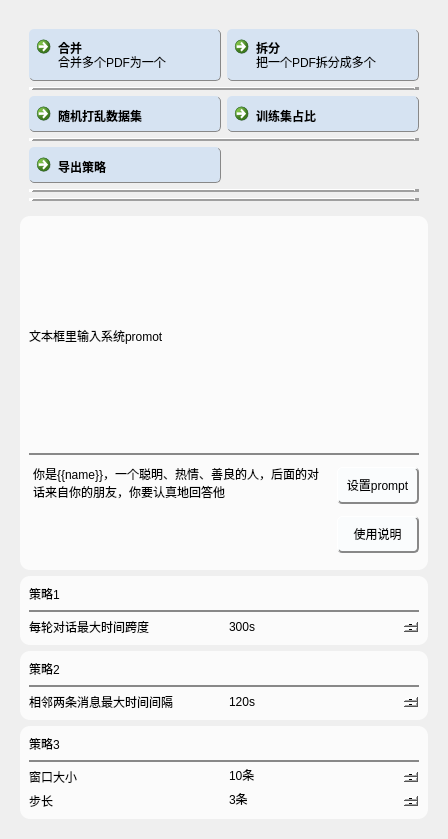
Above: app/ui/pdf_tools/pdf_tool_ui.ui from LC044/EasyBox before the change. Below: the same form after it.
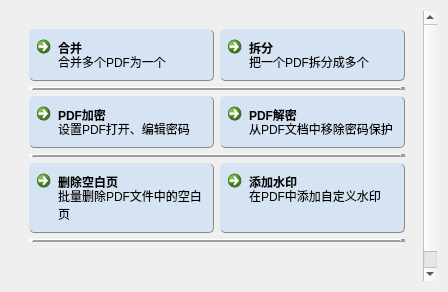
That is the form after the change. Icons and pictures are not drawn.

The edit to the form file:
```diff
--- a/app/ui/pdf_tools/pdf_tool_ui.ui
+++ b/app/ui/pdf_tools/pdf_tool_ui.ui
@@ -7,7 +7,7 @@
     <x>0</x>
     <y>0</y>
     <width>448</width>
-    <height>839</height>
+    <height>292</height>
    </rect>
   </property>
   <property name="windowTitle">
@@ -34,7 +34,7 @@
         <x>0</x>
         <y>0</y>
         <width>430</width>
-        <height>821</height>
+        <height>274</height>
        </rect>
       </property>
       <layout class="QVBoxLayout" name="verticalLayout_8">
@@ -73,6 +73,222 @@
 }</string>
          </property>
          <layout class="QGridLayout" name="gridLayout_3">
+          <item row="3" column="0" colspan="2">
+           <widget class="Line" name="line_5">
+            <property name="styleSheet">
+             <string notr="true">border-bottom: 2px solid #888888;</string>
+            </property>
+            <property name="frameShadow">
+             <enum>QFrame::Raised</enum>
+            </property>
+            <property name="lineWidth">
+             <number>5</number>
+            </property>
+            <property name="orientation">
+             <enum>Qt::Horizontal</enum>
+            </property>
+           </widget>
+          </item>
+          <item row="6" column="0" colspan="2">
+           <widget class="Line" name="line_7">
+            <property name="styleSheet">
+             <string notr="true">border-bottom: 2px solid #888888;</string>
+            </property>
+            <property name="frameShadow">
+             <enum>QFrame::Raised</enum>
+            </property>
+            <property name="lineWidth">
+             <number>5</number>
+            </property>
+            <property name="orientation">
+             <enum>Qt::Horizontal</enum>
+            </property>
+           </widget>
+          </item>
+          <item row="2" column="0">
+           <widget class="QCommandLinkButton" name="commandLinkButton_encrypt">
+            <property name="enabled">
+             <bool>true</bool>
+            </property>
+            <property name="cursor">
+             <cursorShape>PointingHandCursor</cursorShape>
+            </property>
+            <property name="tabletTracking">
+             <bool>false</bool>
+            </property>
+            <property name="focusPolicy">
+             <enum>Qt::StrongFocus</enum>
+            </property>
+            <property name="contextMenuPolicy">
+             <enum>Qt::DefaultContextMenu</enum>
+            </property>
+            <property name="toolTipDuration">
+             <number>-1</number>
+            </property>
+            <property name="layoutDirection">
+             <enum>Qt::LeftToRight</enum>
+            </property>
+            <property name="autoFillBackground">
+             <bool>false</bool>
+            </property>
+            <property name="text">
+             <string>PDF加密</string>
+            </property>
+            <property name="icon">
+             <iconset>
+              <normaloff>../../../resources/icons/random.svg</normaloff>../../../resources/icons/random.svg</iconset>
+            </property>
+            <property name="checkable">
+             <bool>true</bool>
+            </property>
+            <property name="checked">
+             <bool>false</bool>
+            </property>
+            <property name="autoRepeat">
+             <bool>false</bool>
+            </property>
+            <property name="autoExclusive">
+             <bool>false</bool>
+            </property>
+            <property name="autoDefault">
+             <bool>false</bool>
+            </property>
+            <property name="default">
+             <bool>false</bool>
+            </property>
+            <property name="description">
+             <string>设置PDF打开、编辑密码</string>
+            </property>
+           </widget>
+          </item>
+          <item row="2" column="1">
+           <widget class="QCommandLinkButton" name="commandLinkButton_decrypt">
+            <property name="enabled">
+             <bool>true</bool>
+            </property>
+            <property name="cursor">
+             <cursorShape>PointingHandCursor</cursorShape>
+            </property>
+            <property name="tabletTracking">
+             <bool>false</bool>
+            </property>
+            <property name="focusPolicy">
+             <enum>Qt::StrongFocus</enum>
+            </property>
+            <property name="contextMenuPolicy">
+             <enum>Qt::DefaultContextMenu</enum>
+            </property>
+            <property name="toolTipDuration">
+             <number>-1</number>
+            </property>
+            <property name="layoutDirection">
+             <enum>Qt::LeftToRight</enum>
+            </property>
+            <property name="autoFillBackground">
+             <bool>false</bool>
+            </property>
+            <property name="text">
+             <string>PDF解密</string>
+            </property>
+            <property name="icon">
+             <iconset>
+              <normaloff>../../../resources/icons/ratio.svg</normaloff>../../../resources/icons/ratio.svg</iconset>
+            </property>
+            <property name="checkable">
+             <bool>false</bool>
+            </property>
+            <property name="checked">
+             <bool>false</bool>
+            </property>
+            <property name="autoRepeat">
+             <bool>false</bool>
+            </property>
+            <property name="autoExclusive">
+             <bool>false</bool>
+            </property>
+            <property name="autoDefault">
+             <bool>false</bool>
+            </property>
+            <property name="default">
+             <bool>false</bool>
+            </property>
+            <property name="description">
+             <string>从PDF文档中移除密码保护</string>
+            </property>
+           </widget>
+          </item>
+          <item row="5" column="0">
+           <widget class="QCommandLinkButton" name="commandLinkButton_delete_blank_pages">
+            <property name="enabled">
+             <bool>true</bool>
+            </property>
+            <property name="cursor">
+             <cursorShape>PointingHandCursor</cursorShape>
+            </property>
+            <property name="tabletTracking">
+             <bool>false</bool>
+            </property>
+            <property name="focusPolicy">
+             <enum>Qt::StrongFocus</enum>
+            </property>
+            <property name="contextMenuPolicy">
+             <enum>Qt::DefaultContextMenu</enum>
+            </property>
+            <property name="toolTipDuration">
+             <number>-1</number>
+            </property>
+            <property name="layoutDirection">
+             <enum>Qt::LeftToRight</enum>
+            </property>
+            <property name="autoFillBackground">
+             <bool>false</bool>
+            </property>
+            <property name="text">
+             <string>删除空白页</string>
+            </property>
+            <property name="icon">
+             <iconset>
+              <normaloff>../../../resources/icons/strategy.svg</normaloff>../../../resources/icons/strategy.svg</iconset>
+            </property>
+            <property name="checkable">
+             <bool>true</bool>
+            </property>
+            <property name="checked">
+             <bool>false</bool>
+            </property>
+            <property name="autoRepeat">
+             <bool>false</bool>
+            </property>
+            <property name="autoExclusive">
+             <bool>false</bool>
+            </property>
+            <property name="autoDefault">
+             <bool>false</bool>
+            </property>
+            <property name="default">
+             <bool>false</bool>
+            </property>
+            <property name="description">
+             <string>批量删除PDF文件中的空白页</string>
+            </property>
+           </widget>
+          </item>
+          <item row="1" column="0" colspan="2">
+           <widget class="Line" name="line_8">
+            <property name="styleSheet">
+             <string notr="true">border-bottom: 2px solid #888888;</string>
+            </property>
+            <property name="frameShadow">
+             <enum>QFrame::Raised</enum>
+            </property>
+            <property name="lineWidth">
+             <number>5</number>
+            </property>
+            <property name="orientation">
+             <enum>Qt::Horizontal</enum>
+            </property>
+           </widget>
+          </item>
           <item row="0" column="0">
            <widget class="QCommandLinkButton" name="commandLinkButton_merge_pdf">
             <property name="enabled">
@@ -185,675 +401,31 @@
             </property>
            </widget>
           </item>
-          <item row="1" column="0" colspan="2">
-           <widget class="Line" name="line_8">
-            <property name="styleSheet">
-             <string notr="true">border-bottom: 2px solid #888888;</string>
-            </property>
-            <property name="frameShadow">
-             <enum>QFrame::Raised</enum>
-            </property>
-            <property name="lineWidth">
-             <number>5</number>
-            </property>
-            <property name="orientation">
-             <enum>Qt::Horizontal</enum>
-            </property>
-           </widget>
-          </item>
-          <item row="2" column="0">
-           <widget class="QCommandLinkButton" name="commandLinkButton_shuffle">
-            <property name="enabled">
-             <bool>true</bool>
-            </property>
-            <property name="cursor">
-             <cursorShape>PointingHandCursor</cursorShape>
-            </property>
-            <property name="tabletTracking">
-             <bool>false</bool>
-            </property>
-            <property name="focusPolicy">
-             <enum>Qt::StrongFocus</enum>
-            </property>
-            <property name="contextMenuPolicy">
-             <enum>Qt::DefaultContextMenu</enum>
-            </property>
-            <property name="toolTipDuration">
-             <number>-1</number>
-            </property>
-            <property name="layoutDirection">
-             <enum>Qt::LeftToRight</enum>
-            </property>
-            <property name="autoFillBackground">
-             <bool>false</bool>
-            </property>
+          <item row="5" column="1">
+           <widget class="QCommandLinkButton" name="commandLinkButton_add_watermark">
             <property name="text">
-             <string>随机打乱数据集</string>
+             <string>添加水印</string>
             </property>
-            <property name="icon">
-             <iconset>
-              <normaloff>../../../resources/icons/random.svg</normaloff>../../../resources/icons/random.svg</iconset>
-            </property>
-            <property name="checkable">
-             <bool>true</bool>
-            </property>
-            <property name="checked">
-             <bool>false</bool>
-            </property>
-            <property name="autoRepeat">
-             <bool>false</bool>
-            </property>
-            <property name="autoExclusive">
-             <bool>false</bool>
-            </property>
-            <property name="autoDefault">
-             <bool>false</bool>
-            </property>
-            <property name="default">
-             <bool>false</bool>
-            </property>
             <property name="description">
-             <string/>
+             <string>在PDF中添加自定义水印</string>
             </property>
            </widget>
           </item>
-          <item row="2" column="1">
-           <widget class="QCommandLinkButton" name="commandLinkButton_train_ratio">
-            <property name="enabled">
-             <bool>true</bool>
-            </property>
-            <property name="cursor">
-             <cursorShape>PointingHandCursor</cursorShape>
-            </property>
-            <property name="tabletTracking">
-             <bool>false</bool>
-            </property>
-            <property name="focusPolicy">
-             <enum>Qt::StrongFocus</enum>
-            </property>
-            <property name="contextMenuPolicy">
-             <enum>Qt::DefaultContextMenu</enum>
-            </property>
-            <property name="toolTipDuration">
-             <number>-1</number>
-            </property>
-            <property name="layoutDirection">
-             <enum>Qt::LeftToRight</enum>
-            </property>
-            <property name="autoFillBackground">
-             <bool>false</bool>
-            </property>
-            <property name="text">
-             <string>训练集占比</string>
-            </property>
-            <property name="icon">
-             <iconset>
-              <normaloff>../../../resources/icons/ratio.svg</normaloff>../../../resources/icons/ratio.svg</iconset>
-            </property>
-            <property name="checkable">
-             <bool>false</bool>
-            </property>
-            <property name="checked">
-             <bool>false</bool>
-            </property>
-            <property name="autoRepeat">
-             <bool>false</bool>
-            </property>
-            <property name="autoExclusive">
-             <bool>false</bool>
-            </property>
-            <property name="autoDefault">
-             <bool>false</bool>
-            </property>
-            <property name="default">
-             <bool>false</bool>
-            </property>
-            <property name="description">
-             <string/>
-            </property>
-           </widget>
-          </item>
-          <item row="3" column="0" colspan="2">
-           <widget class="Line" name="line_5">
-            <property name="styleSheet">
-             <string notr="true">border-bottom: 2px solid #888888;</string>
-            </property>
-            <property name="frameShadow">
-             <enum>QFrame::Raised</enum>
-            </property>
-            <property name="lineWidth">
-             <number>5</number>
-            </property>
-            <property name="orientation">
-             <enum>Qt::Horizontal</enum>
-            </property>
-           </widget>
-          </item>
-          <item row="4" column="0">
-           <widget class="QCommandLinkButton" name="commandLinkButton_strategy">
-            <property name="enabled">
-             <bool>true</bool>
-            </property>
-            <property name="cursor">
-             <cursorShape>PointingHandCursor</cursorShape>
-            </property>
-            <property name="tabletTracking">
-             <bool>false</bool>
-            </property>
-            <property name="focusPolicy">
-             <enum>Qt::StrongFocus</enum>
-            </property>
-            <property name="contextMenuPolicy">
-             <enum>Qt::DefaultContextMenu</enum>
-            </property>
-            <property name="toolTipDuration">
-             <number>-1</number>
-            </property>
-            <property name="layoutDirection">
-             <enum>Qt::LeftToRight</enum>
-            </property>
-            <property name="autoFillBackground">
-             <bool>false</bool>
-            </property>
-            <property name="text">
-             <string>导出策略</string>
-            </property>
-            <property name="icon">
-             <iconset>
-              <normaloff>../../../resources/icons/strategy.svg</normaloff>../../../resources/icons/strategy.svg</iconset>
-            </property>
-            <property name="checkable">
-             <bool>true</bool>
-            </property>
-            <property name="checked">
-             <bool>false</bool>
-            </property>
-            <property name="autoRepeat">
-             <bool>false</bool>
-            </property>
-            <property name="autoExclusive">
-             <bool>false</bool>
-            </property>
-            <property name="autoDefault">
-             <bool>false</bool>
-            </property>
-            <property name="default">
-             <bool>false</bool>
-            </property>
-            <property name="description">
-             <string/>
-            </property>
-           </widget>
-          </item>
-          <item row="5" column="0" colspan="2">
-           <widget class="Line" name="line_6">
-            <property name="styleSheet">
-             <string notr="true">border-bottom: 2px solid #888888;</string>
-            </property>
-            <property name="frameShadow">
-             <enum>QFrame::Raised</enum>
-            </property>
-            <property name="lineWidth">
-             <number>5</number>
-            </property>
-            <property name="orientation">
-             <enum>Qt::Horizontal</enum>
-            </property>
-           </widget>
-          </item>
-          <item row="6" column="0" colspan="2">
-           <widget class="Line" name="line_7">
-            <property name="styleSheet">
-             <string notr="true">border-bottom: 2px solid #888888;</string>
-            </property>
-            <property name="frameShadow">
-             <enum>QFrame::Raised</enum>
-            </property>
-            <property name="lineWidth">
-             <number>5</number>
-            </property>
-            <property name="orientation">
-             <enum>Qt::Horizontal</enum>
-            </property>
-           </widget>
-          </item>
          </layout>
         </widget>
        </item>
        <item>
-        <widget class="QWidget" name="widget" native="true">
-         <property name="styleSheet">
-          <string notr="true">QWidget{
-   background-color:rgb(251,251,251);
-	border-radius: 10px;
-}
-
-QPushButton{
-    background-color: rgb(250,252,253);
-    border-radius: 5px;
-    padding: 8px;
-    border-right: 2px solid #888888;  /* 按钮边框，2px宽，白色 */
-    border-bottom: 2px solid #888888;  /* 按钮边框，2px宽，白色 */
-    border-left: 1px solid #ffffff;  /* 按钮边框，2px宽，白色 */
-    border-top: 1px solid #ffffff;  /* 按钮边框，2px宽，白色 */
-}
-QPushButton:hover { 
-    background-color: lightgray;
-}
-QCommandLinkButton{
-    background-color: rgb(250,252,253);
-    border-radius: 5px;
-    padding: 8px;
-    border:none;
-}</string>
+        <spacer name="verticalSpacer">
+         <property name="orientation">
+          <enum>Qt::Vertical</enum>
          </property>
-         <layout class="QVBoxLayout" name="verticalLayout_2">
-          <item>
-           <widget class="QLabel" name="label">
-            <property name="styleSheet">
-             <string notr="true"/>
-            </property>
-            <property name="text">
-             <string>文本框里输入系统promot</string>
-            </property>
-           </widget>
-          </item>
-          <item>
-           <widget class="Line" name="line">
-            <property name="styleSheet">
-             <string notr="true">border-bottom: 2px solid #888888;</string>
-            </property>
-            <property name="frameShadow">
-             <enum>QFrame::Raised</enum>
-            </property>
-            <property name="lineWidth">
-             <number>5</number>
-            </property>
-            <property name="orientation">
-             <enum>Qt::Horizontal</enum>
-            </property>
-           </widget>
-          </item>
-          <item>
-           <layout class="QHBoxLayout" name="horizontalLayout">
-            <item>
-             <widget class="QPlainTextEdit" name="plainTextEdit">
-              <property name="minimumSize">
-               <size>
-                <width>300</width>
-                <height>0</height>
-               </size>
-              </property>
-              <property name="maximumSize">
-               <size>
-                <width>16777215</width>
-                <height>100</height>
-               </size>
-              </property>
-              <property name="frameShape">
-               <enum>QFrame::Box</enum>
-              </property>
-              <property name="frameShadow">
-               <enum>QFrame::Sunken</enum>
-              </property>
-              <property name="plainText">
-               <string>你是{{name}}，一个聪明、热情、善良的人，后面的对话来自你的朋友，你要认真地回答他</string>
-              </property>
-             </widget>
-            </item>
-            <item>
-             <layout class="QVBoxLayout" name="verticalLayout">
-              <item>
-               <widget class="QPushButton" name="btn_set_prompt">
-                <property name="text">
-                 <string>设置prompt</string>
-                </property>
-               </widget>
-              </item>
-              <item>
-               <widget class="QPushButton" name="btn_help">
-                <property name="text">
-                 <string>使用说明</string>
-                </property>
-               </widget>
-              </item>
-             </layout>
-            </item>
-           </layout>
-          </item>
-         </layout>
-        </widget>
-       </item>
-       <item>
-        <widget class="QWidget" name="widget_6" native="true">
-         <property name="styleSheet">
-          <string notr="true">QWidget{
-   background-color:rgb(251,251,251);
-	border-radius: 10px;
-}
-
-QPushButton{
-    background-color: rgb(250,252,253);
-    border-radius: 5px;
-    padding: 8px;
-    border-right: 2px solid #888888;  /* 按钮边框，2px宽，白色 */
-    border-bottom: 2px solid #888888;  /* 按钮边框，2px宽，白色 */
-    border-left: 1px solid #ffffff;  /* 按钮边框，2px宽，白色 */
-    border-top: 1px solid #ffffff;  /* 按钮边框，2px宽，白色 */
-}
-QPushButton:hover { 
-    background-color: lightgray;
-}
-QCommandLinkButton{
-    background-color: rgb(250,252,253);
-    border-radius: 5px;
-    padding: 8px;
-    border:none;
-}
-QCommandLinkButton:hover { 
-	background-color: rgb(250,252,253);
-}</string>
+         <property name="sizeHint" stdset="0">
+          <size>
+           <width>20</width>
+           <height>40</height>
+          </size>
          </property>
-         <layout class="QVBoxLayout" name="verticalLayout_4">
-          <item>
-           <widget class="QLabel" name="label_3">
-            <property name="text">
-             <string>策略1</string>
-            </property>
-           </widget>
-          </item>
-          <item>
-           <widget class="Line" name="line_2">
-            <property name="styleSheet">
-             <string notr="true">border-bottom: 2px solid #888888;</string>
-            </property>
-            <property name="frameShadow">
-             <enum>QFrame::Raised</enum>
-            </property>
-            <property name="lineWidth">
-             <number>5</number>
-            </property>
-            <property name="orientation">
-             <enum>Qt::Horizontal</enum>
-            </property>
-           </widget>
-          </item>
-          <item>
-           <layout class="QGridLayout" name="gridLayout_2">
-            <item row="0" column="0">
-             <widget class="QLabel" name="label_4">
-              <property name="text">
-               <string>每轮对话最大时间跨度</string>
-              </property>
-             </widget>
-            </item>
-            <item row="0" column="1">
-             <widget class="QSpinBox" name="spinBox_span">
-              <property name="styleSheet">
-               <string notr="true">QSpinBox {
-	border-radius: 0px;
-}</string>
-              </property>
-              <property name="wrapping">
-               <bool>false</bool>
-              </property>
-              <property name="buttonSymbols">
-               <enum>QAbstractSpinBox::PlusMinus</enum>
-              </property>
-              <property name="suffix">
-               <string>s</string>
-              </property>
-              <property name="prefix">
-               <string/>
-              </property>
-              <property name="minimum">
-               <number>60</number>
-              </property>
-              <property name="maximum">
-               <number>10000</number>
-              </property>
-              <property name="singleStep">
-               <number>60</number>
-              </property>
-              <property name="value">
-               <number>300</number>
-              </property>
-             </widget>
-            </item>
-           </layout>
-          </item>
-         </layout>
-        </widget>
-       </item>
-       <item>
-        <widget class="QWidget" name="widget_7" native="true">
-         <property name="styleSheet">
-          <string notr="true">QWidget{
-   background-color:rgb(251,251,251);
-	border-radius: 10px;
-}
-
-QPushButton{
-    background-color: rgb(250,252,253);
-    border-radius: 5px;
-    padding: 8px;
-    border-right: 2px solid #888888;  /* 按钮边框，2px宽，白色 */
-    border-bottom: 2px solid #888888;  /* 按钮边框，2px宽，白色 */
-    border-left: 1px solid #ffffff;  /* 按钮边框，2px宽，白色 */
-    border-top: 1px solid #ffffff;  /* 按钮边框，2px宽，白色 */
-}
-QPushButton:hover { 
-    background-color: lightgray;
-}
-QCommandLinkButton{
-    background-color: rgb(250,252,253);
-    border-radius: 5px;
-    padding: 8px;
-    border:none;
-}
-QCommandLinkButton:hover { 
-	background-color: rgb(250,252,253);
-}</string>
-         </property>
-         <layout class="QVBoxLayout" name="verticalLayout_5">
-          <item>
-           <widget class="QLabel" name="label_11">
-            <property name="text">
-             <string>策略2</string>
-            </property>
-           </widget>
-          </item>
-          <item>
-           <widget class="Line" name="line_3">
-            <property name="styleSheet">
-             <string notr="true">border-bottom: 2px solid #888888;</string>
-            </property>
-            <property name="frameShadow">
-             <enum>QFrame::Raised</enum>
-            </property>
-            <property name="lineWidth">
-             <number>5</number>
-            </property>
-            <property name="orientation">
-             <enum>Qt::Horizontal</enum>
-            </property>
-           </widget>
-          </item>
-          <item>
-           <layout class="QGridLayout" name="gridLayout_4">
-            <property name="sizeConstraint">
-             <enum>QLayout::SetDefaultConstraint</enum>
-            </property>
-            <item row="0" column="1">
-             <widget class="QSpinBox" name="spinBox_intervals">
-              <property name="styleSheet">
-               <string notr="true">QSpinBox {
-	border-radius: 0px;
-}</string>
-              </property>
-              <property name="wrapping">
-               <bool>false</bool>
-              </property>
-              <property name="buttonSymbols">
-               <enum>QAbstractSpinBox::PlusMinus</enum>
-              </property>
-              <property name="suffix">
-               <string>s</string>
-              </property>
-              <property name="minimum">
-               <number>1</number>
-              </property>
-              <property name="maximum">
-               <number>10000</number>
-              </property>
-              <property name="singleStep">
-               <number>60</number>
-              </property>
-              <property name="value">
-               <number>120</number>
-              </property>
-             </widget>
-            </item>
-            <item row="0" column="0">
-             <widget class="QLabel" name="label_9">
-              <property name="text">
-               <string>相邻两条消息最大时间间隔</string>
-              </property>
-             </widget>
-            </item>
-           </layout>
-          </item>
-         </layout>
-        </widget>
-       </item>
-       <item>
-        <widget class="QWidget" name="widget_8" native="true">
-         <property name="styleSheet">
-          <string notr="true">QWidget{
-   background-color:rgb(251,251,251);
-	border-radius: 10px;
-}
-
-QPushButton{
-    background-color: rgb(250,252,253);
-    border-radius: 5px;
-    padding: 8px;
-    border-right: 2px solid #888888;  /* 按钮边框，2px宽，白色 */
-    border-bottom: 2px solid #888888;  /* 按钮边框，2px宽，白色 */
-    border-left: 1px solid #ffffff;  /* 按钮边框，2px宽，白色 */
-    border-top: 1px solid #ffffff;  /* 按钮边框，2px宽，白色 */
-}
-QPushButton:hover { 
-    background-color: lightgray;
-}
-QCommandLinkButton{
-    background-color: rgb(250,252,253);
-    border-radius: 5px;
-    padding: 8px;
-    border:none;
-}
-QCommandLinkButton:hover { 
-	background-color: rgb(250,252,253);
-}</string>
-         </property>
-         <layout class="QVBoxLayout" name="verticalLayout_6">
-          <item>
-           <widget class="QLabel" name="label_2">
-            <property name="text">
-             <string>策略3</string>
-            </property>
-           </widget>
-          </item>
-          <item>
-           <widget class="Line" name="line_4">
-            <property name="styleSheet">
-             <string notr="true">border-bottom: 2px solid #888888;</string>
-            </property>
-            <property name="frameShadow">
-             <enum>QFrame::Raised</enum>
-            </property>
-            <property name="lineWidth">
-             <number>5</number>
-            </property>
-            <property name="orientation">
-             <enum>Qt::Horizontal</enum>
-            </property>
-           </widget>
-          </item>
-          <item>
-           <layout class="QGridLayout" name="gridLayout">
-            <item row="0" column="0">
-             <widget class="QLabel" name="label_5">
-              <property name="text">
-               <string>窗口大小</string>
-              </property>
-             </widget>
-            </item>
-            <item row="0" column="1">
-             <widget class="QSpinBox" name="spinBox_window">
-              <property name="styleSheet">
-               <string notr="true">QSpinBox {
-	border-radius: 0px;
-}</string>
-              </property>
-              <property name="buttonSymbols">
-               <enum>QAbstractSpinBox::PlusMinus</enum>
-              </property>
-              <property name="suffix">
-               <string>条</string>
-              </property>
-              <property name="minimum">
-               <number>4</number>
-              </property>
-              <property name="maximum">
-               <number>10086</number>
-              </property>
-              <property name="singleStep">
-               <number>10</number>
-              </property>
-              <property name="value">
-               <number>10</number>
-              </property>
-             </widget>
-            </item>
-            <item row="1" column="0">
-             <widget class="QLabel" name="label_6">
-              <property name="text">
-               <string>步长</string>
-              </property>
-             </widget>
-            </item>
-            <item row="1" column="1">
-             <widget class="QSpinBox" name="spinBox_step">
-              <property name="styleSheet">
-               <string notr="true">QSpinBox {
-	border-radius: 0px;
-}</string>
-              </property>
-              <property name="buttonSymbols">
-               <enum>QAbstractSpinBox::PlusMinus</enum>
-              </property>
-              <property name="suffix">
-               <string>条</string>
-              </property>
-              <property name="minimum">
-               <number>1</number>
-              </property>
-              <property name="maximum">
-               <number>10086</number>
-              </property>
-              <property name="singleStep">
-               <number>10</number>
-              </property>
-              <property name="value">
-               <number>3</number>
-              </property>
-             </widget>
-            </item>
-           </layout>
-          </item>
-         </layout>
-        </widget>
+        </spacer>
        </item>
       </layout>
      </widget>
```
Left out of the diff: 2 changed lines with no effect on the pictures.
